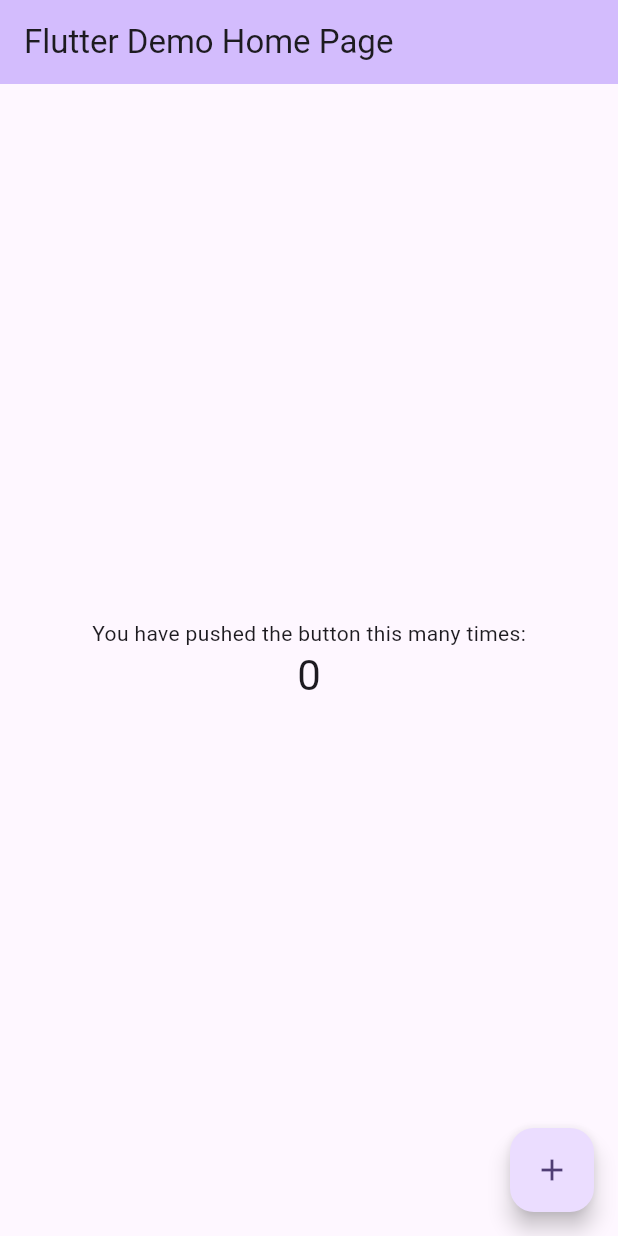
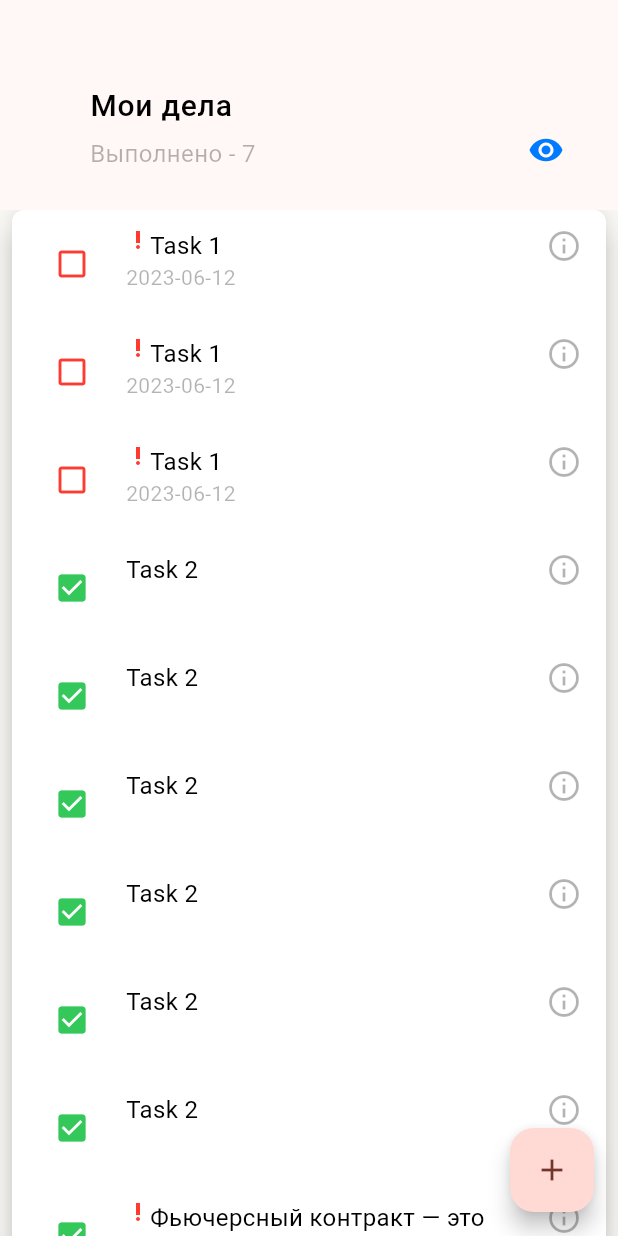
Before and after one commit to OlegSharshakovShyber/Tasky, a Flutter app: the screen it shows after launch, on a phone screen of 412 x 824 dp. Run offline on Flutter 3.47's test engine with Material 2 defaults, Android fonts, the phone set to English and light mode, and no system bars.

Commit message:
- added list screen

```diff
--- a/lib/main.dart
+++ b/lib/main.dart
@@ -1,4 +1,5 @@
 import 'package:flutter/material.dart';
+import 'package:tasky/screens/task_list/task_list_screen.dart';
 
 void main() {
   runApp(const MyApp());
@@ -7,62 +8,16 @@ void main() {
 class MyApp extends StatelessWidget {
   const MyApp({super.key});
 
-  // This widget is the root of your application.
   @override
   Widget build(BuildContext context) {
     return MaterialApp(
-      title: 'Flutter Demo',
+      title: 'Tasky',
       theme: ThemeData(
-        colorScheme: ColorScheme.fromSeed(seedColor: Colors.deepPurple),
+        colorScheme: ColorScheme.fromSeed(seedColor: Colors.red),
         useMaterial3: true,
       ),
-      home: const MyHomePage(title: 'Flutter Demo Home Page'),
+      debugShowCheckedModeBanner: false,
+      home: const TaskListPage(title: 'Flutter Demo Home Page'),
     );
   }
 }
-
-class MyHomePage extends StatefulWidget {
-  const MyHomePage({super.key, required this.title});
-
-  final String title;
-
-  @override
-  State<MyHomePage> createState() => _MyHomePageState();
-}
-
-class _MyHomePageState extends State<MyHomePage> {
-  int _counter = 0;
-
-  void _incrementCounter() {
-    _counter++;
-  }
-
-  @override
-  Widget build(BuildContext context) {
-    return Scaffold(
-      appBar: AppBar(
-        backgroundColor: Theme.of(context).colorScheme.inversePrimary,
-        title: Text(widget.title),
-      ),
-      body: Center(
-        child: Column(
-          mainAxisAlignment: MainAxisAlignment.center,
-          children: <Widget>[
-            const Text(
-              'You have pushed the button this many times:',
-            ),
-            Text(
-              '$_counter',
-              style: Theme.of(context).textTheme.headlineMedium,
-            ),
-          ],
-        ),
-      ),
-      floatingActionButton: FloatingActionButton(
-        onPressed: _incrementCounter,
-        tooltip: 'Increment',
-        child: const Icon(Icons.add),
-      ), // This trailing comma makes auto-formatting nicer for build methods.
-    );
-  }
-}
--- /dev/null
+++ b/lib/models/task_model.dart
@@ -0,0 +1,15 @@
+class TaskModel {
+  int uid;
+  bool isCompleted;
+  final String value;
+  bool? isPriority;
+  String? date;
+
+  TaskModel({
+    required this.uid,
+    required this.isCompleted,
+    required this.value,
+    this.isPriority,
+    this.date,
+  });
+}
--- /dev/null
+++ b/lib/screens/task_list/task_list_screen.dart
@@ -0,0 +1,245 @@
+import 'dart:math';
+
+import 'package:flutter/material.dart';
+import 'package:tasky/models/task_model.dart';
+import 'package:tasky/ui/element/checkbox/visibility_icon_widget.dart';
+import 'package:tasky/ui/element/task_item_widget.dart';
+import 'package:tasky/ui/element/title/sub_title_header_widget.dart';
+import 'package:tasky/ui/element/title/title_header_widget.dart';
+import 'package:tasky/ui/header/header_widget.dart';
+
+class TaskListPage extends StatefulWidget {
+  const TaskListPage({super.key, required this.title});
+
+  final String title;
+
+  @override
+  State<TaskListPage> createState() => _TaskListPageState();
+}
+
+class _TaskListPageState extends State<TaskListPage> {
+  ScrollController? _scrollController;
+  bool _lastStatus = true;
+  double _height = 140;
+
+  bool _checkedIsVisibleFlag = true;
+
+  final List<TaskModel> itemList = [
+    TaskModel(
+      uid: 0,
+      isCompleted: false,
+      value: 'Task 1',
+      isPriority: true,
+      date: '2023-06-12',
+    ),
+    TaskModel(
+      uid: 1,
+      isCompleted: false,
+      value: 'Task 1',
+      isPriority: true,
+      date: '2023-06-12',
+    ),
+    TaskModel(
+      uid: 2,
+      isCompleted: false,
+      value: 'Task 1',
+      isPriority: true,
+      date: '2023-06-12',
+    ),
+    TaskModel(
+      uid: 3,
+      isCompleted: true,
+      value: 'Task 2',
+    ),
+    TaskModel(
+      uid: 4,
+      isCompleted: true,
+      value: 'Task 2',
+    ),
+    TaskModel(
+      uid: 5,
+      isCompleted: true,
+      value: 'Task 2',
+    ),
+    TaskModel(
+      uid: 6,
+      isCompleted: true,
+      value: 'Task 2',
+    ),
+    TaskModel(
+      uid: 7,
+      isCompleted: true,
+      value: 'Task 2',
+    ),
+    TaskModel(
+      uid: 8,
+      isCompleted: true,
+      value: 'Task 2',
+    ),
+    TaskModel(
+      uid: 9,
+      value:
+          "Фьючерсный контракт — это договор между покупателем и продавцом о покупке/продаже какого-то актива в будущем. Стороны заранее оговаривают, через какой срок и по какой цене состоится сделка.\n Например, сейчас одна акция «Лукойла» стоит около 5700 рублей. Фьючерс на акции «Лукойла» — это, например, договор между покупателем и продавцом о том, что покупатель купит акции «Лукойла» у продавца по цене 5700 рублей через 3 месяца. При этом не важно, какая цена будет у акций через 3 месяца: цена сделки между покупателем и продавцом все равно останется 5700 рублей. Если реальная цена акции через три месяца не останется прежней, одна из сторон в любом случае понесет убытки.",
+      isCompleted: Random().nextBool(),
+      isPriority: Random().nextBool() ? Random().nextBool() : null,
+      date:
+          "Фьючерсный контракт — это договор между покупателем и продавцом о покупке/продаже какого-то актива в будущем. Стороны заранее оговаривают, через какой срок и по какой цене состоится сделка.\n Например, сейчас одна акция «Лукойла» стоит около 5700 рублей. Фьючерс на акции «Лукойла» — это, например, договор между покупателем и продавцом о том, что покупатель купит акции «Лукойла» у продавца по цене 5700 рублей через 3 месяца. При этом не важно, какая цена будет у акций через 3 месяца: цена сделки между покупателем и продавцом все равно останется 5700 рублей. Если реальная цена акции через три месяца не останется прежней, одна из сторон в любом случае понесет убытки.",
+    ),
+  ];
+
+  void _scrollListener() {
+    if (_isShrink != _lastStatus) {
+      setState(() {
+        _lastStatus = _isShrink;
+      });
+    }
+  }
+
+  bool get _isShrink {
+    return _scrollController != null &&
+        _scrollController!.hasClients &&
+        _scrollController!.offset > (_height - kToolbarHeight);
+  }
+
+  @override
+  void initState() {
+    super.initState();
+    _scrollController = ScrollController()..addListener(_scrollListener);
+  }
+
+  @override
+  void dispose() {
+    _scrollController?.removeListener(_scrollListener);
+    _scrollController?.dispose();
+    super.dispose();
+  }
+
+  void switchVisibilityFlag() {
+    setState(() {
+      _checkedIsVisibleFlag = !_checkedIsVisibleFlag;
+    });
+  }
+
+  void updateCompleteStateItem(TaskModel updateTaskItem) {
+    var index =
+        itemList.indexWhere((element) => element.uid == updateTaskItem.uid);
+    setState(() {
+      updateTaskItem.isCompleted = !updateTaskItem.isCompleted;
+      itemList[index] = updateTaskItem;
+    });
+  }
+
+  @override
+  Widget build(BuildContext context) {
+    return Scaffold(
+      backgroundColor: const Color(0xfff7f6f2),
+      body: NestedScrollView(
+        controller: _scrollController,
+        headerSliverBuilder: (context, innerBoxIsScrolled) {
+          return [
+            HeaderWidget(
+              expandedHeight: _height,
+              title: _isShrink
+                  ? const TitleHeaderWidget(
+                      "Мои дела",
+                    )
+                  : null,
+              background: Row(
+                crossAxisAlignment: CrossAxisAlignment.end,
+                children: [
+                  Padding(
+                    padding: const EdgeInsets.only(
+                      left: 60.0,
+                      bottom: 26.0,
+                    ),
+                    child: Column(
+                      crossAxisAlignment: CrossAxisAlignment.start,
+                      children: [
+                        const Spacer(),
+                        const TitleHeaderWidget(
+                          "Мои дела",
+                        ),
+                        const SizedBox(
+                          height: 6,
+                        ),
+                        SubTitleHeaderWidget(
+                          "Выполнено - ${itemList.where((element) => element.isCompleted).length}",
+                        ),
+                      ],
+                    ),
+                  ),
+                  const Spacer(),
+                  Padding(
+                    padding: const EdgeInsets.only(
+                      right: 24,
+                      bottom: 16.0,
+                    ),
+                    child: VisibilityIconWidget(
+                      _checkedIsVisibleFlag,
+                      onPressed: switchVisibilityFlag,
+                    ),
+                  ),
+                ],
+              ),
+              actions: _isShrink
+                  ? [
+                      Padding(
+                        padding: const EdgeInsets.only(
+                          bottom: 16,
+                          right: 24,
+                          top: 16,
+                        ),
+                        child: VisibilityIconWidget(
+                          _checkedIsVisibleFlag,
+                          onPressed: switchVisibilityFlag,
+                        ),
+                      ),
+                    ]
+                  : null,
+            )
+          ];
+        },
+        body: ListView.builder(
+          itemCount: 1,
+          itemBuilder: (BuildContext context, int index) {
+            return Card(
+              color: Colors.white,
+              elevation: 8,
+              margin: const EdgeInsets.symmetric(horizontal: 8.0),
+              shape: RoundedRectangleBorder(
+                borderRadius: BorderRadius.circular(8),
+              ),
+              child: ClipRRect(
+                borderRadius: BorderRadius.circular(8.0),
+                child: Column(
+                  children: itemList.where((element) {
+                    if (_checkedIsVisibleFlag) {
+                      return true;
+                    } else {
+                      return !element.isCompleted;
+                    }
+                  }).map((item) {
+                    return TaskItemWidget(
+                      data: item,
+                      onComplete: () {
+                        updateCompleteStateItem(item);
+                      },
+                      onDelete: () {
+                        itemList.remove(item);
+                      },
+                    );
+                  }).toList(),
+                ),
+              ),
+            );
+          },
+        ),
+      ),
+      floatingActionButton: const FloatingActionButton(
+        onPressed: null,
+        tooltip: 'Increment',
+        child: Icon(Icons.add),
+      ), // This trailing comma makes auto-formatting nicer for build methods.
+    );
+  }
+}
--- /dev/null
+++ b/lib/ui/element/checkbox/checkbox_icon_widget.dart
@@ -0,0 +1,32 @@
+import 'package:flutter/material.dart';
+
+class CheckboxIconWidget extends StatelessWidget {
+  const CheckboxIconWidget(
+    this.isChecked, {
+    super.key,
+    required this.isCheckedIcon,
+    required this.isUncheckedIcon,
+    this.size,
+    this.color,
+    this.onPressed,
+  });
+
+  final bool isChecked;
+  final IconData isCheckedIcon;
+  final IconData isUncheckedIcon;
+  final double? size;
+  final Color? color;
+  final VoidCallback? onPressed;
+
+  @override
+  Widget build(BuildContext context) {
+    return IconButton(
+      onPressed: onPressed,
+      icon: Icon(
+        isChecked ? isCheckedIcon : isUncheckedIcon,
+        size: size,
+        color: color,
+      ),
+    );
+  }
+}
--- /dev/null
+++ b/lib/ui/element/checkbox/visibility_icon_widget.dart
@@ -0,0 +1,25 @@
+import 'package:flutter/material.dart';
+import 'package:tasky/ui/element/checkbox/checkbox_icon_widget.dart';
+
+class VisibilityIconWidget extends StatelessWidget {
+  const VisibilityIconWidget(
+      this.isChecked, {
+        super.key,
+        this.onPressed,
+      });
+
+  final bool isChecked;
+  final VoidCallback? onPressed;
+
+  @override
+  Widget build(BuildContext context) {
+    return CheckboxIconWidget(
+      isChecked,
+      isCheckedIcon: Icons.visibility,
+      isUncheckedIcon: Icons.visibility_off,
+      size: 24,
+      color: const Color(0xff007aff),
+      onPressed: onPressed,
+    );
+  }
+}
--- /dev/null
+++ b/lib/ui/element/task_item_widget.dart
@@ -0,0 +1,147 @@
+import 'package:flutter/material.dart';
+import 'package:tasky/models/task_model.dart';
+import 'package:tasky/ui/element/checkbox/checkbox_icon_widget.dart';
+
+class TaskItemWidget extends StatefulWidget {
+  TaskItemWidget({
+    super.key,
+    required this.data,
+    required this.onComplete,
+    required this.onDelete,
+  });
+
+  TaskModel data;
+  final VoidCallback onComplete;
+  final VoidCallback onDelete;
+
+  @override
+  State<TaskItemWidget> createState() => _TaskItemWidgetState();
+}
+
+class _TaskItemWidgetState extends State<TaskItemWidget> {
+  @override
+  Widget build(BuildContext context) {
+    return Dismissible(
+      confirmDismiss: (direction) async {
+        if(direction == DismissDirection.startToEnd) {
+          widget.onComplete();
+        }
+        if(direction == DismissDirection.endToStart) {
+          widget.onDelete();
+          return true;
+        }
+        return false;
+      },
+      key: Key(widget.data.uid.toString()),
+      background: Container(
+        color: Colors.green,
+        child: const Align(
+          alignment: Alignment.centerLeft,
+          child: Padding(
+            padding: EdgeInsets.all(24.0),
+            child: Icon(
+              Icons.check,
+              color: Colors.white,
+            ),
+          ),
+        ),
+      ),
+      secondaryBackground: Container(
+        color: Colors.red,
+        child: const Align(
+          alignment: Alignment.centerRight,
+          child: Padding(
+            padding: EdgeInsets.all(24.0),
+            child: Icon(
+              Icons.delete,
+              color: Colors.white,
+            ),
+          ),
+        ),
+      ),
+      child: Padding(
+        padding: const EdgeInsets.only(
+          top: 12.0,
+          bottom: 12.0,
+          left: 16.0,
+          right: 16.0,
+        ),
+        child: Row(
+          crossAxisAlignment: CrossAxisAlignment.start,
+          children: [
+            CheckboxIconWidget(
+              widget.data.isCompleted,
+              isCheckedIcon: Icons.check_box,
+              isUncheckedIcon: Icons.check_box_outline_blank,
+              size: 24,
+              color: widget.data.isCompleted
+                  ? const Color(0xff34c759)
+                  : widget.data.isPriority == true
+                      ? const Color(0xffff3b30)
+                      : const Color(0x33000000),
+              onPressed: widget.onComplete,
+            ),
+            Expanded(
+              child: Padding(
+                padding: const EdgeInsets.only(
+                  left: 12,
+                ),
+                child: Column(
+                  crossAxisAlignment: CrossAxisAlignment.start,
+                  children: [
+                    Row(
+                      crossAxisAlignment: CrossAxisAlignment.start,
+                      children: [
+                        if (widget.data.isPriority != null)
+                          Icon(
+                            widget.data.isPriority == true
+                                ? Icons.priority_high
+                                : Icons.arrow_downward,
+                            color: widget.data.isPriority == true
+                                ? const Color(0xffff3b30)
+                                : const Color(0x33000000),
+                            size: 16,
+                          ),
+                        Expanded(
+                          child: Text(
+                            widget.data.value,
+                            overflow: TextOverflow.ellipsis,
+                            maxLines: 3,
+                            style: const TextStyle(
+                              color: Colors.black,
+                              fontSize: 16,
+                            ),
+                          ),
+                        ),
+                      ],
+                    ),
+                    if (widget.data.date != null)
+                      Text(
+                        "${widget.data.date}",
+                        overflow: TextOverflow.ellipsis,
+                        maxLines: 1,
+                        style: const TextStyle(
+                          color: Color(0x4c000000),
+                          fontSize: 14,
+                        ),
+                      ),
+                  ],
+                ),
+              ),
+            ),
+            const Padding(
+              padding: EdgeInsets.only(
+                left: 12.0,
+              ),
+              child: Icon(
+                Icons.info_outline,
+                size: 24.0,
+                color: Color(0x4c000000),
+              ),
+            ),
+          ],
+        ),
+      ),
+    );
+  }
+}
--- /dev/null
+++ b/lib/ui/element/title/sub_title_header_widget.dart
@@ -0,0 +1,21 @@
+import 'package:flutter/material.dart';
+
+class SubTitleHeaderWidget extends StatelessWidget {
+  const SubTitleHeaderWidget(
+    this.data, {
+    super.key,
+  });
+
+  final String data;
+
+  @override
+  Widget build(BuildContext context) {
+    return Text(
+      data,
+      style: const TextStyle(
+        color: Color(0x4c000000),
+        fontSize: 16,
+      ),
+    );
+  }
+}
--- /dev/null
+++ b/lib/ui/element/title/title_header_widget.dart
@@ -0,0 +1,24 @@
+import 'package:flutter/material.dart';
+
+class TitleHeaderWidget extends StatelessWidget {
+  const TitleHeaderWidget(
+    this.data, {
+    super.key,
+  });
+
+  final String data;
+
+  @override
+  Widget build(BuildContext context) {
+    return Text(
+      data,
+      style: const TextStyle(
+        color: Colors.black,
+        fontSize: 20,
+        fontFamily: "Roboto",
+        fontWeight: FontWeight.w500,
+        letterSpacing: 0.50,
+      ),
+    );
+  }
+}
--- /dev/null
+++ b/lib/ui/header/header_widget.dart
@@ -0,0 +1,39 @@
+import 'package:flutter/material.dart';
+
+class HeaderWidget extends StatelessWidget {
+  const HeaderWidget({
+    super.key,
+    required this.expandedHeight,
+    required this.title,
+    required this.background,
+    required this.actions,
+  });
+
+  final double expandedHeight;
+  final Widget? title;
+  final Widget background;
+  final List<Widget>? actions;
+
+  @override
+  Widget build(BuildContext context) {
+    return SliverAppBar(
+      elevation: 0,
+      pinned: true,
+      expandedHeight: expandedHeight,
+      flexibleSpace: FlexibleSpaceBar(
+        collapseMode: CollapseMode.pin,
+        centerTitle: false,
+        titlePadding: const EdgeInsetsDirectional.only(
+          start: 16.0,
+          bottom: 16.0,
+          top: 16.0,
+        ),
+        title: title,
+        background: SafeArea(
+          child: background,
+        ),
+      ),
+      actions: actions,
+    );
+  }
+}
```
